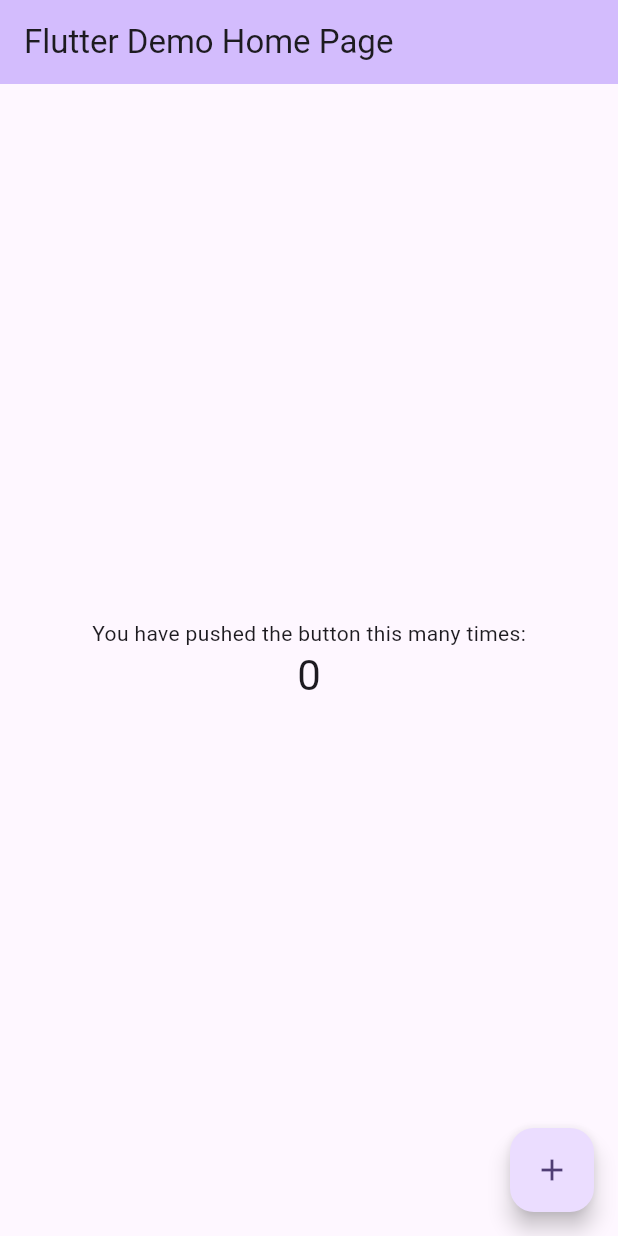
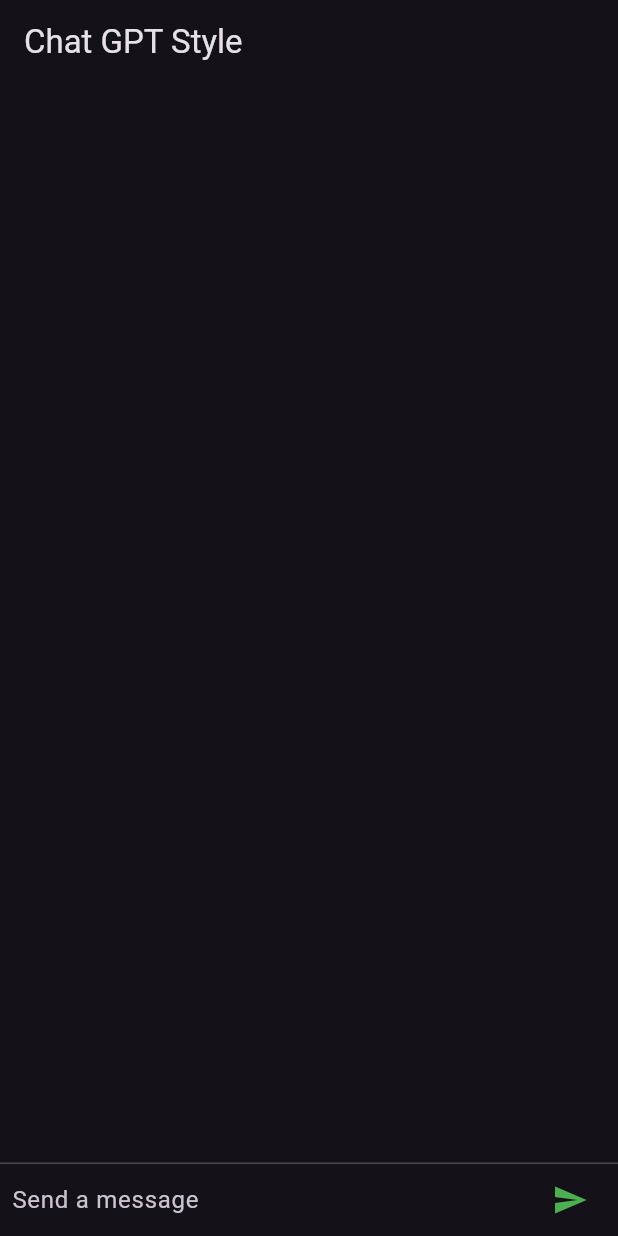
Before and after one commit to Reboot-X-2023/koalas, a Flutter app: the screen it shows after launch, on a phone screen of 412 x 824 dp. Run offline on Flutter 3.47's test engine with Material 3 defaults, Android fonts, the phone set to English and light mode, and no system bars.

Commit message:
Add base chat UI

```diff
--- a/src/app/lib/main.dart
+++ b/src/app/lib/main.dart
@@ -1,125 +1,98 @@
 import 'package:flutter/material.dart';
 
 void main() {
-  runApp(const MyApp());
+  runApp(MyApp());
 }
 
 class MyApp extends StatelessWidget {
-  const MyApp({super.key});
-
-  // This widget is the root of your application.
   @override
   Widget build(BuildContext context) {
     return MaterialApp(
-      title: 'Flutter Demo',
-      theme: ThemeData(
-        // This is the theme of your application.
-        //
-        // TRY THIS: Try running your application with "flutter run". You'll see
-        // the application has a purple toolbar. Then, without quitting the app,
-        // try changing the seedColor in the colorScheme below to Colors.green
-        // and then invoke "hot reload" (save your changes or press the "hot
-        // reload" button in a Flutter-supported IDE, or press "r" if you used
-        // the command line to start the app).
-        //
-        // Notice that the counter didn't reset back to zero; the application
-        // state is not lost during the reload. To reset the state, use hot
-        // restart instead.
-        //
-        // This works for code too, not just values: Most code changes can be
-        // tested with just a hot reload.
-        colorScheme: ColorScheme.fromSeed(seedColor: Colors.deepPurple),
-        useMaterial3: true,
-      ),
-      home: const MyHomePage(title: 'Flutter Demo Home Page'),
+      theme: ThemeData.dark(),
+      home: ChatScreen(),
     );
   }
 }
 
-class MyHomePage extends StatefulWidget {
-  const MyHomePage({super.key, required this.title});
-
-  // This widget is the home page of your application. It is stateful, meaning
-  // that it has a State object (defined below) that contains fields that affect
-  // how it looks.
-
-  // This class is the configuration for the state. It holds the values (in this
-  // case the title) provided by the parent (in this case the App widget) and
-  // used by the build method of the State. Fields in a Widget subclass are
-  // always marked "final".
-
-  final String title;
-
+class ChatScreen extends StatefulWidget {
   @override
-  State<MyHomePage> createState() => _MyHomePageState();
+  _ChatScreenState createState() => _ChatScreenState();
 }
 
-class _MyHomePageState extends State<MyHomePage> {
-  int _counter = 0;
+class _ChatScreenState extends State<ChatScreen> {
+  final TextEditingController _textController = TextEditingController();
+  final List<String> _messages = [];
 
-  void _incrementCounter() {
+  void _handleSubmitted(String message) {
+    // Call your function here with the user's message
+    // For demonstration, let's just echo the user's message
+    _addMessage('You', message);
+
+    // TODO: Call your function here
+
+    _textController.clear();
+  }
+
+  void _addMessage(String sender, String text) {
     setState(() {
-      // This call to setState tells the Flutter framework that something has
-      // changed in this State, which causes it to rerun the build method below
-      // so that the display can reflect the updated values. If we changed
-      // _counter without calling setState(), then the build method would not be
-      // called again, and so nothing would appear to happen.
-      _counter++;
+      _messages.insert(0, '$sender: $text');
     });
   }
 
   @override
   Widget build(BuildContext context) {
-    // This method is rerun every time setState is called, for instance as done
-    // by the _incrementCounter method above.
-    //
-    // The Flutter framework has been optimized to make rerunning build methods
-    // fast, so that you can just rebuild anything that needs updating rather
-    // than having to individually change instances of widgets.
     return Scaffold(
       appBar: AppBar(
-        // TRY THIS: Try changing the color here to a specific color (to
-        // Colors.amber, perhaps?) and trigger a hot reload to see the AppBar
-        // change color while the other colors stay the same.
-        backgroundColor: Theme.of(context).colorScheme.inversePrimary,
-        // Here we take the value from the MyHomePage object that was created by
-        // the App.build method, and use it to set our appbar title.
-        title: Text(widget.title),
+        title: Text('Chat GPT Style'),
       ),
-      body: Center(
-        // Center is a layout widget. It takes a single child and positions it
-        // in the middle of the parent.
-        child: Column(
-          // Column is also a layout widget. It takes a list of children and
-          // arranges them vertically. By default, it sizes itself to fit its
-          // children horizontally, and tries to be as tall as its parent.
-          //
-          // Column has various properties to control how it sizes itself and
-          // how it positions its children. Here we use mainAxisAlignment to
-          // center the children vertically; the main axis here is the vertical
-          // axis because Columns are vertical (the cross axis would be
-          // horizontal).
-          //
-          // TRY THIS: Invoke "debug painting" (choose the "Toggle Debug Paint"
-          // action in the IDE, or press "p" in the console), to see the
-          // wireframe for each widget.
-          mainAxisAlignment: MainAxisAlignment.center,
+      body: Column(
+        children: <Widget>[
+          Flexible(
+            child: ListView.builder(
+              reverse: true,
+              itemCount: _messages.length,
+              itemBuilder: (context, index) => _buildMessage(index),
+            ),
+          ),
+          Divider(height: 1.0),
+          Container(
+            decoration: BoxDecoration(color: Theme.of(context).cardColor),
+            child: _buildTextComposer(),
+          ),
+        ],
+      ),
+    );
+  }
+
+  Widget _buildMessage(int index) {
+    return ListTile(
+      title: Text(_messages[index]),
+    );
+  }
+
+  Widget _buildTextComposer() {
+    return IconTheme(
+      data: IconThemeData(color: Colors.green), // Use dark green for the icon color
+      child: Container(
+        margin: const EdgeInsets.symmetric(horizontal: 8.0),
+        child: Row(
           children: <Widget>[
-            const Text(
-              'You have pushed the button this many times:',
+            Flexible(
+              child: TextField(
+                controller: _textController,
+                onSubmitted: _handleSubmitted,
+                decoration: InputDecoration.collapsed(
+                  hintText: 'Send a message',
+                ),
+              ),
             ),
-            Text(
-              '$_counter',
-              style: Theme.of(context).textTheme.headlineMedium,
+            IconButton(
+              icon: Icon(Icons.send),
+              onPressed: () => _handleSubmitted(_textController.text),
             ),
           ],
         ),
       ),
-      floatingActionButton: FloatingActionButton(
-        onPressed: _incrementCounter,
-        tooltip: 'Increment',
-        child: const Icon(Icons.add),
-      ), // This trailing comma makes auto-formatting nicer for build methods.
     );
   }
 }
```
